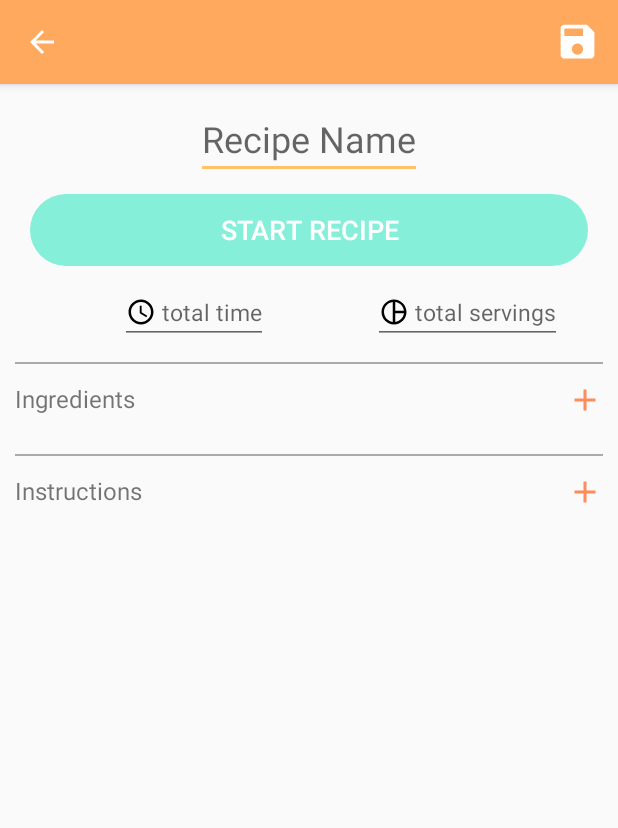
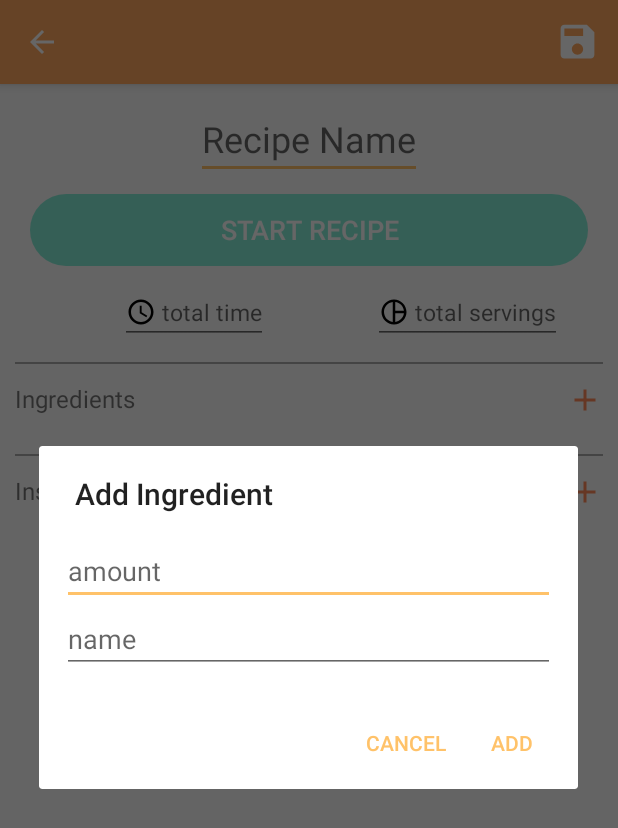
Before and after one commit to hbrender/RecipePal, an Android app: the RecipeInfoActivity screen opened directly, with no data from a screen before it, after a tap on an icon or button, on a phone screen of 412 x 824 dp. Shown: the top 828 px of the screen. Run offline under Robolectric (Android 15) with nearby library versions, the phone set to English and light mode, and no system bars.

Commit message:
dialog to add a recipe ingredient

```diff
--- a/app/src/main/java/com/example/recipepal/activities/RecipeInfoActivity.java
+++ b/app/src/main/java/com/example/recipepal/activities/RecipeInfoActivity.java
@@ -1,9 +1,13 @@
 package com.example.recipepal.activities;
 
 import androidx.annotation.NonNull;
+import androidx.annotation.Nullable;
 import androidx.appcompat.app.AlertDialog;
 import androidx.appcompat.app.AppCompatActivity;
+import androidx.appcompat.app.AppCompatDialog;
+import androidx.appcompat.app.AppCompatDialogFragment;
 
+import android.app.Dialog;
 import android.content.DialogInterface;
 import android.content.Intent;
 import android.database.Cursor;
@@ -11,6 +15,7 @@ import android.graphics.drawable.Drawable;
 import android.os.Bundle;
 import android.util.Log;
 import android.view.ActionMode;
+import android.view.LayoutInflater;
 import android.view.Menu;
 import android.view.MenuInflater;
 import android.view.MenuItem;
@@ -26,6 +31,7 @@ import android.widget.TextView;
 import android.widget.Toast;
 
 import com.example.recipepal.R;
+import com.example.recipepal.dialogs.AddIngredientDialog;
 import com.example.recipepal.helpers.DatabaseHelper;
 import com.example.recipepal.helpers.UIUtils;
 import com.google.android.material.snackbar.Snackbar;
@@ -35,7 +41,7 @@ import com.google.android.material.snackbar.Snackbar;
 //https://stackoverflow.com/questions/6912237/how-to-return-to-default-style-on-edittext-if-i-apply-a-background (referenced for making edittext look like textview)
 //https://stackoverflow.com/questions/16337063/how-to-change-the-default-disabled-edittexts-style (referenced for setting edittext disabled colors)
 
-public class RecipeInfoActivity extends AppCompatActivity {
+public class RecipeInfoActivity extends AppCompatActivity implements AddIngredientDialog.AddIngredientDialogListener {
     static final String TAG = "RecipeActivityTag";
     DatabaseHelper databaseHelper;
     int recipeId;
@@ -90,11 +96,9 @@ public class RecipeInfoActivity extends AppCompatActivity {
                 setRecipeInfo();
                 disableEditing();
             } else {
-
+                setMultiChoiceModeListeners();
             }
         }
-
-        setMultiChoiceModeListeners();
     }
 
     /**
@@ -133,7 +137,7 @@ public class RecipeInfoActivity extends AppCompatActivity {
                                 .setPositiveButton(getString(R.string.yes), new DialogInterface.OnClickListener() {
                                     @Override
                                     public void onClick(DialogInterface dialog, int which) {
-                                        // delete all selected recipes
+                                        // delete all selected ingredients
                                         for (long id: checkIds) {
                                             databaseHelper.deleteIngredientById((int) id);
                                             setIngredientsListView(); // update list view
@@ -186,7 +190,7 @@ public class RecipeInfoActivity extends AppCompatActivity {
                                 .setPositiveButton(getString(R.string.yes), new DialogInterface.OnClickListener() {
                                     @Override
                                     public void onClick(DialogInterface dialog, int which) {
-                                        // delete all selected recipes
+                                        // delete all selected instructions
                                         for (long id: checkIds) {
                                             databaseHelper.deleteInstructionById((int) id);
                                             setInstructionListView(); // update list view
@@ -301,6 +305,7 @@ public class RecipeInfoActivity extends AppCompatActivity {
     }
 
     public void disableEditing() {
+        Log.d(TAG, "disableEditing: here");
         recipeNameTextView.setEnabled(false);
         totalTimeTextView.setEnabled(false);
         servingsTextView.setEnabled(false);
@@ -357,14 +362,17 @@ public class RecipeInfoActivity extends AppCompatActivity {
             Snackbar snackbar = Snackbar.make(gridLayout, getString(R.string.ingredients_added), Snackbar.LENGTH_LONG);
             snackbar.show();
         } else {
-            Toast.makeText(this, "add ingredient", Toast.LENGTH_SHORT).show();
+            openAddIngredientDialog();
         }
+    }
+
+    public void openAddIngredientDialog() {
+        AddIngredientDialog dialog = new AddIngredientDialog();
+        dialog.show(getSupportFragmentManager(), "Add ingredient");
     }
 
     public void addIntructionButtonOnClick(View view) {
         Toast.makeText(this, "add instructions", Toast.LENGTH_SHORT).show();
-
-
     }
 
     public void addInstructionButtonOnClick(View view) {
@@ -412,4 +420,14 @@ public class RecipeInfoActivity extends AppCompatActivity {
 
         return super.onCreateOptionsMenu(menu);
     }
+
+    @Override
+    public void applyTexts(String amount, String name) {
+        long ingredientId = databaseHelper.insertIngredientItem(amount, name);
+
+        if (ingredientId != -1) { // check if error occured
+            databaseHelper.insertRecipeIngredientItem(recipeId, (int) ingredientId);
+            setIngredientsListView();
+        }
+    }
 }
--- /dev/null
+++ b/app/src/main/java/com/example/recipepal/dialogs/AddIngredientDialog.java
@@ -0,0 +1,68 @@
+package com.example.recipepal.dialogs;
+
+import android.app.Dialog;
+import android.content.Context;
+import android.content.DialogInterface;
+import android.os.Bundle;
+import android.view.LayoutInflater;
+import android.view.View;
+import android.widget.EditText;
+
+import androidx.annotation.NonNull;
+import androidx.annotation.Nullable;
+import androidx.appcompat.app.AlertDialog;
+import androidx.appcompat.app.AppCompatDialogFragment;
+
+import com.example.recipepal.R;
+
+public class AddIngredientDialog extends AppCompatDialogFragment {
+    private EditText ingredientAmountEditText;
+    private EditText ingredientNameEditText;
+    private AddIngredientDialogListener listener;
+
+    @NonNull
+    @Override
+    public Dialog onCreateDialog(@Nullable Bundle savedInstanceState) {
+        AlertDialog.Builder builder = new AlertDialog.Builder(getActivity());
+        LayoutInflater inflater = getActivity().getLayoutInflater();
+        View view = inflater.inflate(R.layout.dialog_add_ingredient, null);
+
+        ingredientAmountEditText = view.findViewById(R.id.ingredientAmountTextView);
+        ingredientNameEditText = view.findViewById(R.id.ingredientNameTextView);
+
+        builder.setView(view)
+                .setTitle(getString(R.string.add_ingredient))
+                .setNegativeButton("Cancel", new DialogInterface.OnClickListener() {
+                    @Override
+                    public void onClick(DialogInterface dialog, int which) {
+
+                    }
+                })
+                .setPositiveButton("Add", new DialogInterface.OnClickListener() {
+                    @Override
+                    public void onClick(DialogInterface dialog, int which) {
+                        String amount = ingredientAmountEditText.getText().toString();
+                        String name = ingredientNameEditText.getText().toString();
+                        listener.applyTexts(amount, name);
+                    }
+                });
+
+        return builder.create();
+        //return super.onCreateDialog(savedInstanceState);
+    }
+
+    @Override
+    public void onAttach(@NonNull Context context) {
+        super.onAttach(context);
+
+        try {
+            listener = (AddIngredientDialogListener) context;
+        } catch (ClassCastException e) {
+            throw new ClassCastException(context.toString() + "must implement add AddIngredientListener");
+        }
+    }
+
+    public interface AddIngredientDialogListener {
+        void applyTexts(String amount, String name);
+    }
+}
--- /dev/null
+++ b/app/src/main/res/layout/dialog_add_ingredient.xml
@@ -0,0 +1,22 @@
+<?xml version="1.0" encoding="utf-8"?>
+<LinearLayout
+    xmlns:android="http://schemas.android.com/apk/res/android"
+    android:layout_width="match_parent"
+    android:layout_height="match_parent"
+    android:orientation="vertical"
+    android:padding="15dp">
+
+    <EditText
+        android:id="@+id/ingredientAmountTextView"
+        android:hint="amount"
+        android:layout_width="match_parent"
+        android:layout_height="wrap_content"
+        android:inputType="text"/>
+
+    <EditText
+        android:id="@+id/ingredientNameTextView"
+        android:hint="name"
+        android:layout_width="match_parent"
+        android:layout_height="wrap_content"
+        android:inputType="text"/>
+</LinearLayout>
```
Also changed, not shown: app/src/main/java/com/example/recipepal/fragments/GroceryListFragment.java (+11 -0 lines), app/src/main/java/com/example/recipepal/helpers/DatabaseHelper.java (+29 -11 lines).
